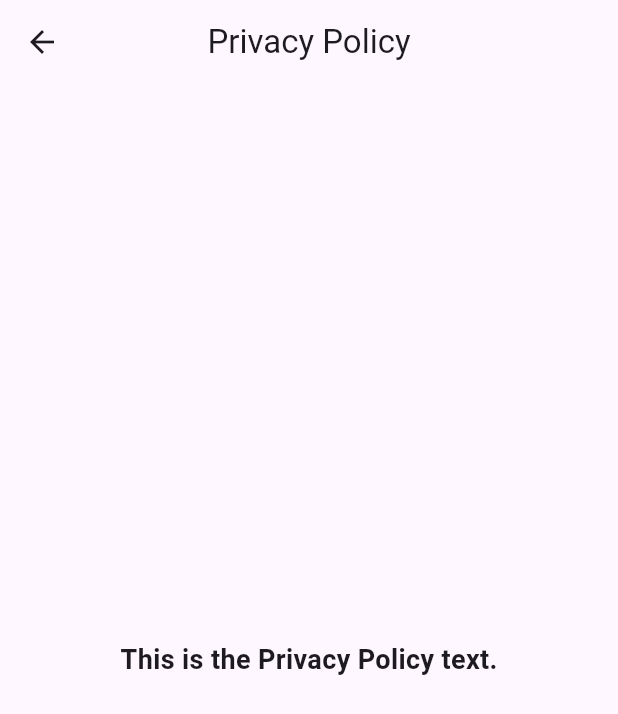
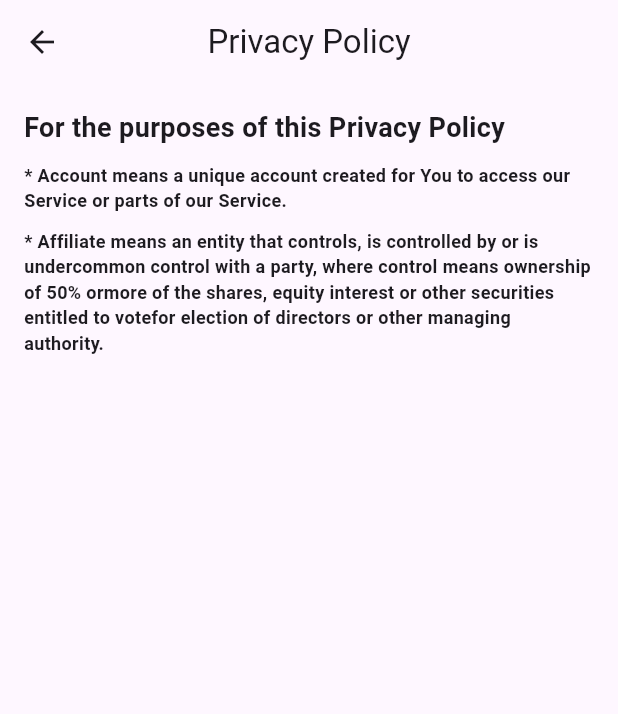
Before and after one commit to HMAHD/unifit, a Flutter app: the screen it shows after launch, on a phone screen of 412 x 824 dp. Shown: the top 714 px of the screen. Run offline on Flutter 3.47's test engine with Material 2 defaults, Android fonts, the phone set to English and light mode, and no system bars.

Commit message:
add text to the page

```diff
--- a/lib/pages/privacy_policy_page.dart
+++ b/lib/pages/privacy_policy_page.dart
@@ -1,7 +1,7 @@
 import 'package:flutter/material.dart';
 
 class PrivacyPolicyPage extends StatelessWidget {
-  const PrivacyPolicyPage({super.key});
+  const PrivacyPolicyPage({Key? key}) : super(key: key);
 
   @override
   Widget build(BuildContext context) {
@@ -12,21 +12,42 @@ class PrivacyPolicyPage extends StatelessWidget {
         leading: IconButton(
           icon: const Icon(Icons.arrow_back),
           onPressed: () {
-            // Add navigation logic here to go back when the arrow button is pressed
-            Navigator.pop(context); // This will navigate back to the previous screen
+            Navigator.pop(context);
           },
         ),
       ),
       body: const Padding(
         padding: EdgeInsets.all(16.0),
-        child: Center(
-          child: Text(
-            "This is the Privacy Policy text.",
-            style: TextStyle(
-              fontSize: 18,
-              fontWeight: FontWeight.bold,
+        child: Column(
+          crossAxisAlignment: CrossAxisAlignment.start,
+          children: [
+            Text(
+              "For the purposes of this Privacy Policy",
+              style: TextStyle(
+                fontSize: 18,
+                fontWeight: FontWeight.bold,
+              ),
             ),
-          ),
+            SizedBox(height: 10),
+            Text(
+              "* Account means a unique account created for You to access our Service or parts of our Service.",
+              style: TextStyle(
+                fontSize: 12,
+                fontWeight: FontWeight.bold,
+              ),
+            ),
+            SizedBox(height: 10),
+            Text(
+              "* Affiliate means an entity that controls, is controlled by or is under"
+    "common control with a party, where ""control"" means ownership of 50% or"
+    "more of the shares, equity interest or other securities entitled to vote"
+    "for election of directors or other managing authority.",
+              style: TextStyle(
+                fontSize: 12,
+                fontWeight: FontWeight.bold,
+              ),
+            ),
+          ],
         ),
       ),
     );
```
